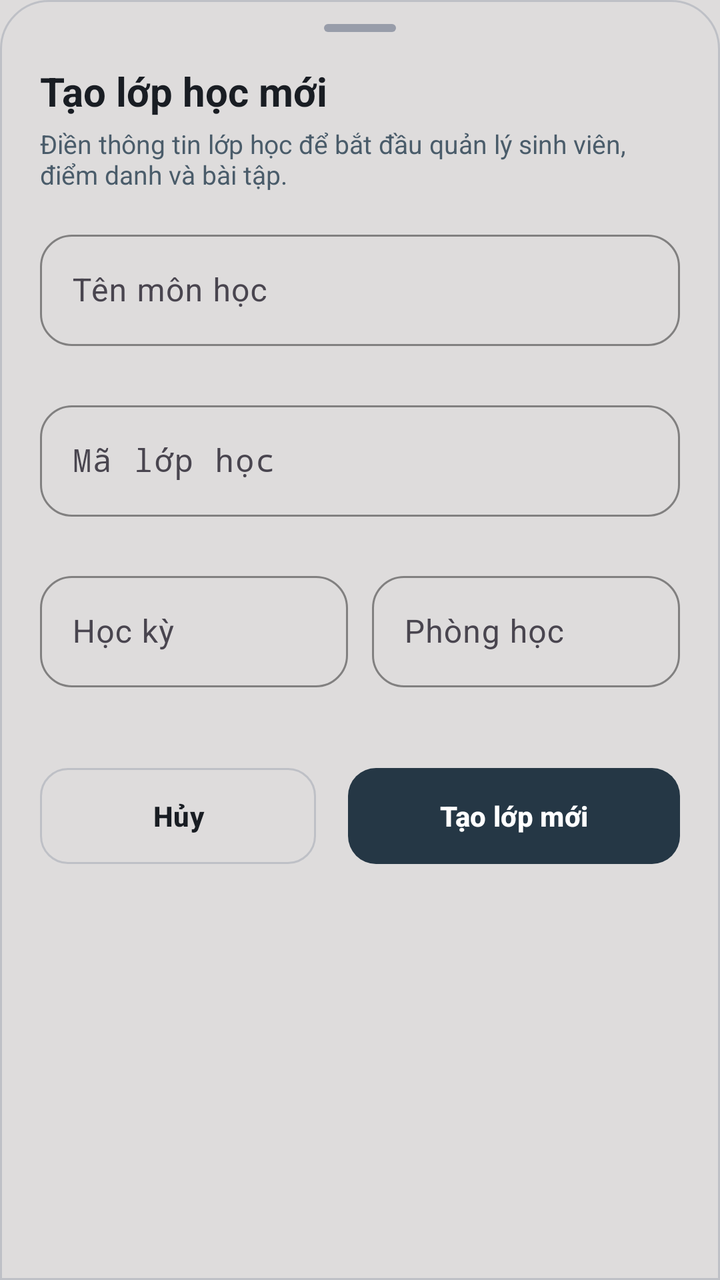
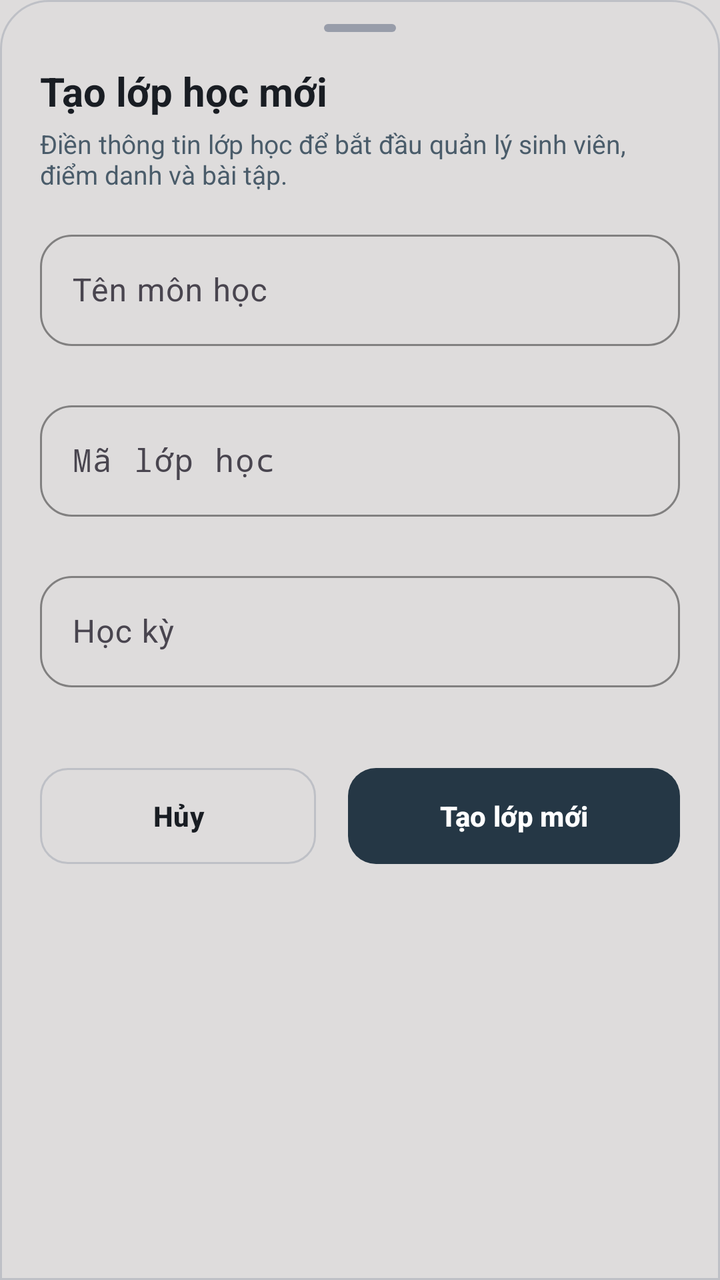

An Android layout rendered at two revisions. The XML below is the earlier revision; the diff shows what the commit changed to produce the second picture.
<!-- AndroidManifest.xml: application theme Theme.UniClassApp -->
<!-- res/layout/dialog_create_class_bottom_sheet.xml -->
<?xml version="1.0" encoding="utf-8"?>
<androidx.core.widget.NestedScrollView xmlns:android="http://schemas.android.com/apk/res/android"
    xmlns:app="http://schemas.android.com/apk/res-auto"
    android:layout_width="match_parent"
    android:layout_height="wrap_content"
    android:fillViewport="true">

<LinearLayout
    android:layout_width="match_parent"
    android:layout_height="wrap_content"
    android:background="@drawable/bg_unified_bottom_sheet"
    android:orientation="vertical"
    android:paddingHorizontal="20dp"
    android:paddingTop="12dp"
    android:paddingBottom="28dp">

    
    <View
        android:id="@+id/viewDragHandle"
        android:layout_width="36dp"
        android:layout_height="4dp"
        android:layout_gravity="center_horizontal"
        android:background="@drawable/bg_unified_drag_handle" />

    
    <TextView
        android:id="@+id/tvCreateClassTitle"
        android:layout_width="match_parent"
        android:layout_height="wrap_content"
        android:layout_marginTop="16dp"
        android:text="@string/create_class_title"
        android:textColor="@color/uc_text_primary"
        android:textSize="20sp"
        android:textStyle="bold" />

    
    <TextView
        android:id="@+id/tvCreateClassDesc"
        android:layout_width="match_parent"
        android:layout_height="wrap_content"
        android:layout_marginTop="4dp"
        android:text="Điền thông tin lớp học để bắt đầu quản lý sinh viên, điểm danh và bài tập."
        android:textColor="@color/uc_text_secondary"
        android:textSize="13sp" />

    
    <com.google.android.material.textfield.TextInputLayout
        android:id="@+id/tilClassName"
        style="@style/Widget.Material3.TextInputLayout.OutlinedBox"
        android:layout_width="match_parent"
        android:layout_height="wrap_content"
        android:layout_marginTop="16dp"
        android:hint="@string/label_class_name"
        app:boxCornerRadiusBottomEnd="16dp"
        app:boxCornerRadiusBottomStart="16dp"
        app:boxCornerRadiusTopEnd="16dp"
        app:boxCornerRadiusTopStart="16dp"
        app:boxStrokeColor="@color/p2_teal"
        app:errorEnabled="true">

        <com.google.android.material.textfield.TextInputEditText
            android:id="@+id/etClassName"
            android:layout_width="match_parent"
            android:layout_height="wrap_content"
            android:inputType="textCapWords"
            android:maxLines="1"
            android:textColor="@color/uc_text_primary" />
    </com.google.android.material.textfield.TextInputLayout>

    
    <com.google.android.material.textfield.TextInputLayout
        android:id="@+id/tilClassCode"
        style="@style/Widget.Material3.TextInputLayout.OutlinedBox"
        android:layout_width="match_parent"
        android:layout_height="wrap_content"
        android:layout_marginTop="4dp"
        android:hint="@string/label_class_code"
        app:boxCornerRadiusBottomEnd="16dp"
        app:boxCornerRadiusBottomStart="16dp"
        app:boxCornerRadiusTopEnd="16dp"
        app:boxCornerRadiusTopStart="16dp"
        app:boxStrokeColor="@color/p2_teal"
        app:errorEnabled="true">

        <com.google.android.material.textfield.TextInputEditText
            android:id="@+id/etClassCode"
            android:layout_width="match_parent"
            android:layout_height="wrap_content"
            android:fontFamily="monospace"
            android:inputType="textCapCharacters"
            android:maxLines="1"
            android:textColor="@color/uc_text_primary" />
    </com.google.android.material.textfield.TextInputLayout>

    
    <LinearLayout
        android:layout_width="match_parent"
        android:layout_height="wrap_content"
        android:layout_marginTop="4dp"
        android:orientation="horizontal">

        <com.google.android.material.textfield.TextInputLayout
            android:id="@+id/tilSemester"
            style="@style/Widget.Material3.TextInputLayout.OutlinedBox"
            android:layout_width="0dp"
            android:layout_height="wrap_content"
            android:layout_marginEnd="6dp"
            android:layout_weight="1"
            android:hint="@string/label_semester"
            app:boxCornerRadiusBottomEnd="16dp"
            app:boxCornerRadiusBottomStart="16dp"
            app:boxCornerRadiusTopEnd="16dp"
            app:boxCornerRadiusTopStart="16dp"
            app:boxStrokeColor="@color/p2_teal"
            app:errorEnabled="true">

            <com.google.android.material.textfield.TextInputEditText
                android:id="@+id/etSemester"
                android:layout_width="match_parent"
                android:layout_height="wrap_content"
                android:inputType="text"
                android:maxLines="1"
                android:textColor="@color/uc_text_primary" />
        </com.google.android.material.textfield.TextInputLayout>

        <com.google.android.material.textfield.TextInputLayout
            android:id="@+id/tilRoom"
            style="@style/Widget.Material3.TextInputLayout.OutlinedBox"
            android:layout_width="0dp"
            android:layout_height="wrap_content"
            android:layout_marginStart="6dp"
            android:layout_weight="1"
            android:hint="@string/label_room"
            app:boxCornerRadiusBottomEnd="16dp"
            app:boxCornerRadiusBottomStart="16dp"
            app:boxCornerRadiusTopEnd="16dp"
            app:boxCornerRadiusTopStart="16dp"
            app:boxStrokeColor="@color/p2_teal">

            <com.google.android.material.textfield.TextInputEditText
                android:id="@+id/etRoom"
                android:layout_width="match_parent"
                android:layout_height="wrap_content"
                android:inputType="textCapCharacters"
                android:maxLines="1"
                android:textColor="@color/uc_text_primary" />
        </com.google.android.material.textfield.TextInputLayout>
    </LinearLayout>

    
    <ProgressBar
        android:id="@+id/pbCreateLoading"
        android:layout_width="wrap_content"
        android:layout_height="wrap_content"
        android:layout_gravity="center_horizontal"
        android:layout_marginTop="8dp"
        android:indeterminateTint="@color/p2_teal"
        android:visibility="gone" />

    
    <LinearLayout
        android:layout_width="match_parent"
        android:layout_height="wrap_content"
        android:layout_marginTop="20dp"
        android:orientation="horizontal">

        <com.google.android.material.button.MaterialButton
            android:id="@+id/btnCancelCreate"
            style="@style/Widget.EduLens.Button.Outlined"
            android:layout_width="0dp"
            android:layout_height="48dp"
            android:layout_marginEnd="8dp"
            android:layout_weight="1"
            android:text="@string/btn_cancel"
            android:textColor="@color/uc_text_primary"
            android:textSize="14sp"
            android:textStyle="bold"
            app:strokeColor="@color/uc_border_card"
            app:strokeWidth="1dp" />

        <com.google.android.material.button.MaterialButton
            android:id="@+id/btnSubmitCreate"
            style="@style/Widget.EduLens.Button.Filled"
            android:layout_width="0dp"
            android:layout_height="48dp"
            android:layout_marginStart="8dp"
            android:layout_weight="1.2"
            android:text="@string/btn_create_class"
            android:textColor="@color/uc_btn_primary_text"
            android:textSize="14sp"
            android:textStyle="bold"
            app:backgroundTint="@color/uc_btn_primary_bg" />
    </LinearLayout>

</LinearLayout>
</androidx.core.widget.NestedScrollView>
<!-- resources referenced by this layout -->
<resources>
  <color name="p2_teal">#57707A</color>
  <color name="uc_border_card">#73989DAA</color>
  <color name="uc_btn_primary_bg">#253745</color>
  <color name="uc_btn_primary_text">#FFFFFF</color>
  <color name="uc_text_primary">#191D23</color>
  <color name="uc_text_secondary">#4A5C6A</color>
  <!-- drawable bg_unified_bottom_sheet (drawable) -->
  <?xml version="1.0" encoding="utf-8"?>
  <shape xmlns:android="http://schemas.android.com/apk/res/android"
      android:shape="rectangle">
      <solid android:color="@color/uc_bg_bottom_nav" />
      <corners
          android:topLeftRadius="24dp"
          android:topRightRadius="24dp" />
      <stroke
          android:width="1dp"
          android:color="@color/uc_border_card" />
  </shape>
  <!-- drawable bg_unified_drag_handle (drawable) -->
  <?xml version="1.0" encoding="utf-8"?>
  <shape xmlns:android="http://schemas.android.com/apk/res/android"
      android:shape="rectangle">
      <solid android:color="@color/p2_surface" />
      <corners android:radius="999dp" />
  </shape>
  <string name="btn_cancel">Hủy</string>
  <string name="btn_create_class">Tạo lớp mới</string>
  <string name="create_class_title">Tạo lớp học mới</string>
  <string name="label_class_code">Mã lớp học</string>
  <string name="label_class_name">Tên môn học</string>
  <string name="label_room">Phòng học</string>
  <string name="label_semester">Học kỳ</string>
  <style name="Widget.EduLens.Button.Filled" parent="Widget.Material3.Button">
          <item name="android:minHeight">@dimen/button_height_md</item>
          <item name="android:insetTop">0dp</item>
          <item name="android:insetBottom">0dp</item>
          <item name="backgroundTint">@color/uc_btn_primary_bg</item>
          <item name="android:textColor">@color/uc_btn_primary_text</item>
          <item name="iconTint">@color/uc_btn_primary_text</item>
          <item name="cornerRadius">14dp</item>
          <item name="android:textAllCaps">false</item>
          <item name="android:textStyle">bold</item>
      </style>
  <style name="Widget.EduLens.Button.Outlined" parent="Widget.Material3.Button.OutlinedButton">
          <item name="android:minHeight">@dimen/button_height_md</item>
          <item name="android:insetTop">0dp</item>
          <item name="android:insetBottom">0dp</item>
          <item name="strokeColor">@color/uc_border_card</item>
          <item name="strokeWidth">1dp</item>
          <item name="android:textColor">@color/uc_text_primary</item>
          <item name="iconTint">@color/uc_text_primary</item>
          <item name="cornerRadius">14dp</item>
          <item name="android:textAllCaps">false</item>
          <item name="android:textStyle">bold</item>
      </style>
  <style name="Theme.UniClassApp" parent="Base.Theme.UniClassApp" />
  <color name="uc_bg_bottom_nav">@color/uc_bg_canvas</color>
  <color name="p2_surface">#989DAA</color>
  <dimen name="button_height_md">40dp</dimen>
  <style name="Base.Theme.UniClassApp" parent="Theme.Material3.DayNight.NoActionBar">
          <item name="colorPrimary">@color/p2_teal</item>
          <item name="colorSecondary">@color/p2_lavender</item>
          <item name="colorSurface">@color/uc_bg_canvas</item>
          <item name="android:colorBackground">@color/uc_bg_canvas</item>
          <item name="colorError">@color/color_error</item>
          <item name="android:statusBarColor">@color/uc_bg_canvas</item>
          <item name="android:windowLightStatusBar" tools:targetApi="m">true</item>
      </style>
  <color name="uc_bg_canvas">#DEDCDC</color>
  <color name="p2_lavender">#C5BAC4</color>
  <color name="color_error">#DC2626</color>
</resources>

<!-- the commit's change to res/layout/dialog_create_class_bottom_sheet.xml (unified diff, before → after) -->
@@ -93,59 +93,28 @@
     </com.google.android.material.textfield.TextInputLayout>
 
     
-    <LinearLayout
+    <com.google.android.material.textfield.TextInputLayout
+        android:id="@+id/tilSemester"
+        style="@style/Widget.Material3.TextInputLayout.OutlinedBox"
         android:layout_width="match_parent"
         android:layout_height="wrap_content"
         android:layout_marginTop="4dp"
-        android:orientation="horizontal">
+        android:hint="@string/label_semester"
+        app:boxCornerRadiusBottomEnd="16dp"
+        app:boxCornerRadiusBottomStart="16dp"
+        app:boxCornerRadiusTopEnd="16dp"
+        app:boxCornerRadiusTopStart="16dp"
+        app:boxStrokeColor="@color/p2_teal"
+        app:errorEnabled="true">
 
-        <com.google.android.material.textfield.TextInputLayout
-            android:id="@+id/tilSemester"
-            style="@style/Widget.Material3.TextInputLayout.OutlinedBox"
-            android:layout_width="0dp"
+        <com.google.android.material.textfield.TextInputEditText
+            android:id="@+id/etSemester"
+            android:layout_width="match_parent"
             android:layout_height="wrap_content"
-            android:layout_marginEnd="6dp"
-            android:layout_weight="1"
-            android:hint="@string/label_semester"
-            app:boxCornerRadiusBottomEnd="16dp"
-            app:boxCornerRadiusBottomStart="16dp"
-            app:boxCornerRadiusTopEnd="16dp"
-            app:boxCornerRadiusTopStart="16dp"
-            app:boxStrokeColor="@color/p2_teal"
-            app:errorEnabled="true">
-
-            <com.google.android.material.textfield.TextInputEditText
-                android:id="@+id/etSemester"
-                android:layout_width="match_parent"
-                android:layout_height="wrap_content"
-                android:inputType="text"
-                android:maxLines="1"
-                android:textColor="@color/uc_text_primary" />
-        </com.google.android.material.textfield.TextInputLayout>
-
-        <com.google.android.material.textfield.TextInputLayout
-            android:id="@+id/tilRoom"
-            style="@style/Widget.Material3.TextInputLayout.OutlinedBox"
-            android:layout_width="0dp"
-            android:layout_height="wrap_content"
-            android:layout_marginStart="6dp"
-            android:layout_weight="1"
-            android:hint="@string/label_room"
-            app:boxCornerRadiusBottomEnd="16dp"
-            app:boxCornerRadiusBottomStart="16dp"
-            app:boxCornerRadiusTopEnd="16dp"
-            app:boxCornerRadiusTopStart="16dp"
-            app:boxStrokeColor="@color/p2_teal">
-
-            <com.google.android.material.textfield.TextInputEditText
-                android:id="@+id/etRoom"
-                android:layout_width="match_parent"
-                android:layout_height="wrap_content"
-                android:inputType="textCapCharacters"
-                android:maxLines="1"
-                android:textColor="@color/uc_text_primary" />
-        </com.google.android.material.textfield.TextInputLayout>
-    </LinearLayout>
+            android:inputType="text"
+            android:maxLines="1"
+            android:textColor="@color/uc_text_primary" />
+    </com.google.android.material.textfield.TextInputLayout>
 
     
     <ProgressBar
<!-- resource entries referenced after the edit -->
@@ -30,7 +30,6 @@
   <string name="create_class_title">Tạo lớp học mới</string>
   <string name="label_class_code">Mã lớp học</string>
   <string name="label_class_name">Tên môn học</string>
-  <string name="label_room">Phòng học</string>
   <string name="label_semester">Học kỳ</string>
   <style name="Widget.EduLens.Button.Filled" parent="Widget.Material3.Button">
           <item name="android:minHeight">@dimen/button_height_md</item>
